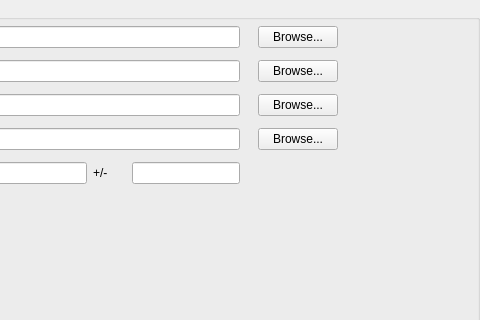
Above: Code/Mantid/scripts/Interface/ui/trans_spreader.ui from mantidproject/mantid before the change; both pictures show x 270 to 750 and y 0 to 320 of the 750 by 645 pixel window. Below: the same form after it.
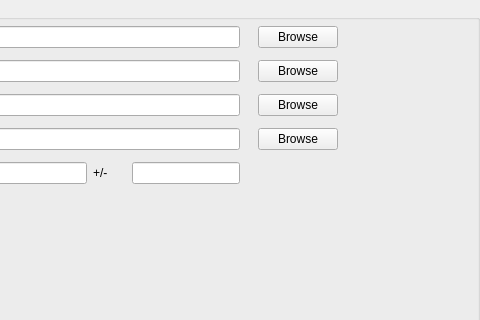
That is the form after the change.

Diff of the .ui file:
```diff
--- a/Code/Mantid/scripts/Interface/ui/trans_spreader.ui
+++ b/Code/Mantid/scripts/Interface/ui/trans_spreader.ui
@@ -73,7 +73,7 @@
        </sizepolicy>
       </property>
       <property name="text">
-       <string>Browse...</string>
+       <string>Browse</string>
       </property>
      </widget>
     </item>
@@ -118,7 +118,7 @@
        </sizepolicy>
       </property>
       <property name="text">
-       <string>Browse...</string>
+       <string>Browse</string>
       </property>
      </widget>
     </item>
@@ -195,7 +195,7 @@
        </sizepolicy>
       </property>
       <property name="text">
-       <string>Browse...</string>
+       <string>Browse</string>
       </property>
      </widget>
     </item>
@@ -208,7 +208,7 @@
        </sizepolicy>
       </property>
       <property name="text">
-       <string>Browse...</string>
+       <string>Browse</string>
       </property>
      </widget>
     </item>
```
